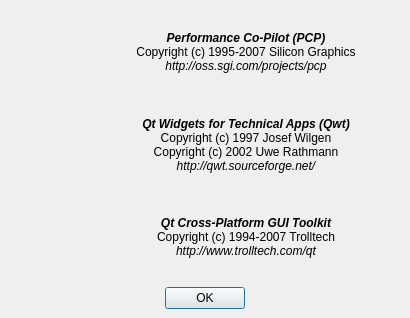
Old version of the form src/chart/seealsodialog.ui in the repository performancecopilot/pcp.
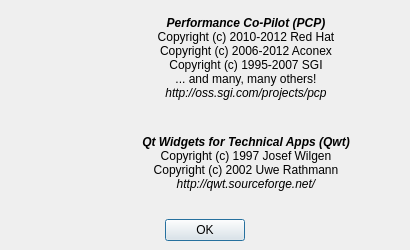
New version of the form. Icons and pictures are not drawn.

The edit to the form file:
```diff
--- a/src/chart/seealsodialog.ui
+++ b/src/chart/seealsodialog.ui
@@ -1,26 +1,24 @@
 <ui version="4.0" >
  <class>SeeAlsoDialog</class>
- <widget class="QDialog" name="SeeAlsoDialog" >
-  <property name="geometry" >
+ <widget class="QDialog" name="SeeAlsoDialog">
+  <property name="geometry">
    <rect>
     <x>0</x>
     <y>0</y>
     <width>410</width>
-    <height>318</height>
+    <height>250</height>
    </rect>
   </property>
-  <property name="sizePolicy" >
-   <sizepolicy>
-    <hsizetype>0</hsizetype>
-    <vsizetype>0</vsizetype>
+  <property name="sizePolicy">
+   <sizepolicy hsizetype="Fixed" vsizetype="Fixed">
     <horstretch>0</horstretch>
     <verstretch>0</verstretch>
    </sizepolicy>
   </property>
-  <property name="minimumSize" >
+  <property name="minimumSize">
    <size>
     <width>410</width>
-    <height>300</height>
+    <height>250</height>
    </size>
   </property>
   <property name="windowTitle" >
@@ -100,33 +98,6 @@
            </property>
           </spacer>
          </item>
-         <item>
-          <widget class="QLabel" name="seeAlsoQtPixmapLabel" >
-           <property name="sizePolicy" >
-            <sizepolicy>
-             <hsizetype>0</hsizetype>
-             <vsizetype>0</vsizetype>
-             <horstretch>0</horstretch>
-             <verstretch>0</verstretch>
-            </sizepolicy>
-           </property>
-           <property name="minimumSize" >
-            <size>
-             <width>76</width>
-             <height>76</height>
-            </size>
-           </property>
-           <property name="pixmap" >
-            <pixmap resource="pmchart.qrc" >:/aboutqt.png</pixmap>
-           </property>
-           <property name="scaledContents" >
-            <bool>true</bool>
-           </property>
-           <property name="wordWrap" >
-            <bool>false</bool>
-           </property>
-          </widget>
-         </item>
         </layout>
        </item>
        <item>
@@ -138,19 +109,20 @@
           <number>0</number>
          </property>
          <item>
-          <widget class="QLabel" name="versionPCPTextLabel" >
-           <property name="sizePolicy" >
-            <sizepolicy>
-             <hsizetype>3</hsizetype>
-             <vsizetype>3</vsizetype>
+          <widget class="QLabel" name="versionPCPTextLabel">
+           <property name="sizePolicy">
+            <sizepolicy hsizetype="MinimumExpanding" vsizetype="MinimumExpanding">
              <horstretch>0</horstretch>
              <verstretch>0</verstretch>
             </sizepolicy>
            </property>
-           <property name="text" >
-            <string>&lt;b>&lt;i>Performance Co-Pilot (PCP)&lt;/i>&lt;/b>&lt;br>
-Copyright (c) 1995-2007 Silicon Graphics&lt;br>
-&lt;i>http://oss.sgi.com/projects/pcp&lt;/i></string>
+           <property name="text">
+            <string>&lt;b&gt;&lt;i&gt;Performance Co-Pilot (PCP)&lt;/i&gt;&lt;/b&gt;&lt;br&gt;
+Copyright (c) 2010-2012 Red Hat&lt;br&gt;
+Copyright (c) 2006-2012 Aconex&lt;br&gt;
+Copyright (c) 1995-2007 SGI&lt;br&gt;
+... and many, many others!&lt;br&gt;
+&lt;i&gt;http://oss.sgi.com/projects/pcp&lt;/i&gt;</string>
            </property>
            <property name="alignment" >
             <set>Qt::AlignCenter</set>
@@ -161,11 +133,9 @@
           </widget>
          </item>
          <item>
-          <widget class="QLabel" name="versionQwtTextLabel" >
-           <property name="sizePolicy" >
-            <sizepolicy>
-             <hsizetype>3</hsizetype>
-             <vsizetype>3</vsizetype>
+          <widget class="QLabel" name="versionQwtTextLabel">
+           <property name="sizePolicy">
+            <sizepolicy hsizetype="MinimumExpanding" vsizetype="MinimumExpanding">
              <horstretch>0</horstretch>
              <verstretch>0</verstretch>
             </sizepolicy>
@@ -179,30 +149,7 @@
            <property name="alignment" >
             <set>Qt::AlignCenter</set>
            </property>
-           <property name="wordWrap" >
-            <bool>true</bool>
-           </property>
-          </widget>
-         </item>
-         <item>
-          <widget class="QLabel" name="versionQtTextLabel" >
-           <property name="sizePolicy" >
-            <sizepolicy>
-             <hsizetype>3</hsizetype>
-             <vsizetype>3</vsizetype>
-             <horstretch>0</horstretch>
-             <verstretch>0</verstretch>
-            </sizepolicy>
-           </property>
-           <property name="text" >
-            <string>&lt;b>&lt;i>Qt Cross-Platform GUI Toolkit&lt;/i>&lt;/b>&lt;br>
-Copyright (c) 1994-2007 Trolltech&lt;br>
-&lt;i>http://www.trolltech.com/qt&lt;/i></string>
-           </property>
-           <property name="alignment" >
-            <set>Qt::AlignCenter</set>
-           </property>
-           <property name="wordWrap" >
+           <property name="wordWrap">
             <bool>true</bool>
            </property>
           </widget>
```
Left out of the diff: 110 changed lines with no effect on the pictures.
